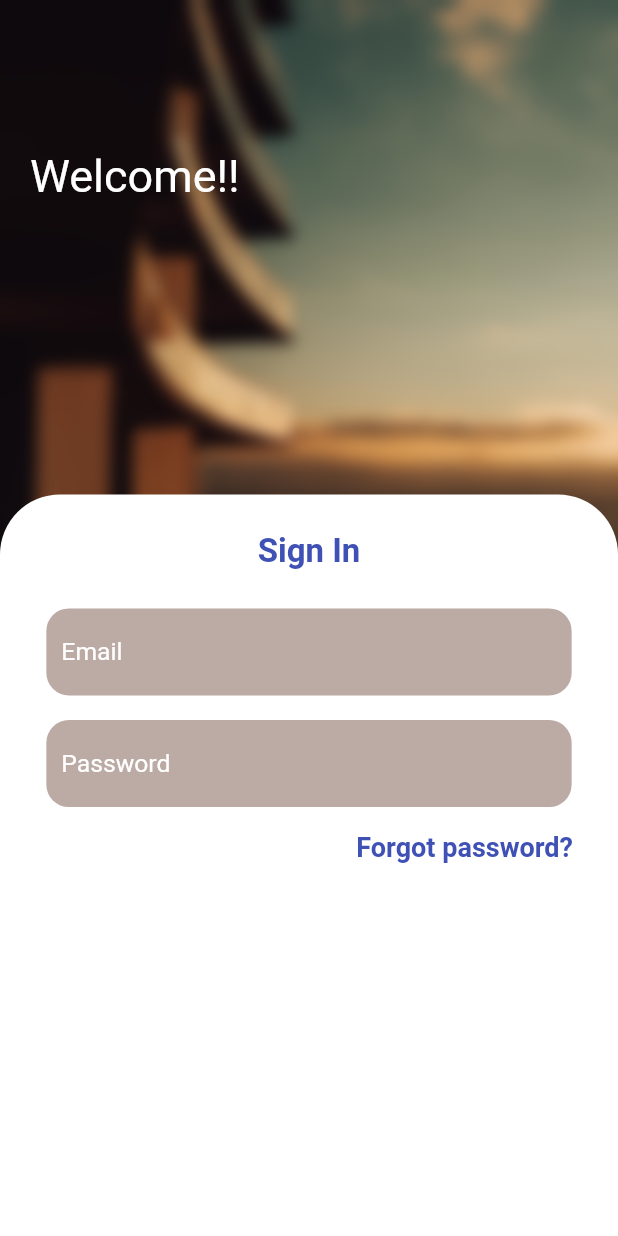
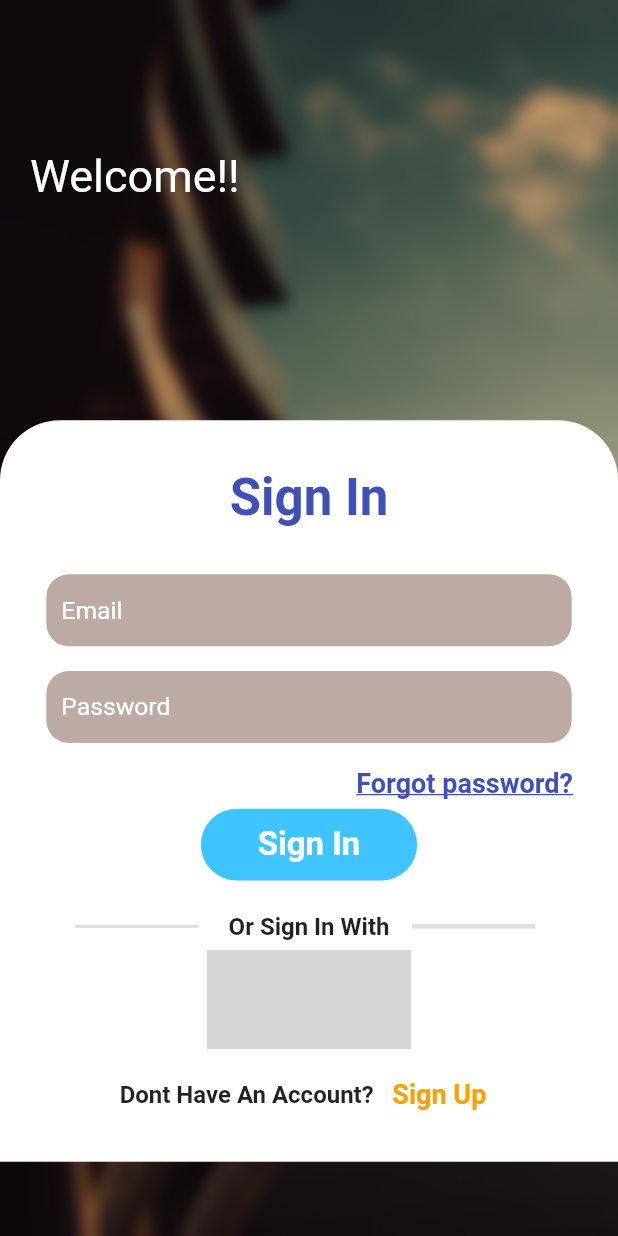
Before and after one commit to Shrinath-SG1/my_task, a Flutter app: the screen it shows after launch, on a phone screen of 412 x 824 dp. Run offline on Flutter 3.47's test engine with Material 2 defaults, Android fonts, the phone set to English and light mode, and no system bars; network calls fail; grey boxes are pictures that could not be loaded.

Commit message:
'commit'

```diff
--- a/lib/screens/login_screen.dart
+++ b/lib/screens/login_screen.dart
@@ -18,7 +18,7 @@ class LoginScreen extends StatelessWidget {
               decoration: BoxDecoration(color: Colors.white.withOpacity(0.0)),
             ),
           ),
-          height: size.height * 0.60,
+          height: size.height,
           width: size.width,
           decoration: new BoxDecoration(
             color: const Color(0xff7c94b6),
@@ -38,7 +38,7 @@ class LoginScreen extends StatelessWidget {
                   child: Column(children: [
                     Container(
                       alignment: Alignment.topLeft,
-                      height: size.height * 0.40,
+                      height: size.height * 0.34,
                       child: Padding(
                         padding: EdgeInsets.only(top: 100, left: 20),
                         child: Text(
--- a/lib/widgets/signup_signIn_container.dart
+++ b/lib/widgets/signup_signIn_container.dart
@@ -1,9 +1,10 @@
 import 'package:flutter/material.dart';
+
 final _emailKey = GlobalKey<FormFieldState>();
 final _passwordKey = GlobalKey<FormFieldState>();
+enum mode { signUp, signIn }
+
 class SignUpSignInContainer extends StatefulWidget {
-  const SignUpSignInContainer({Key? key}) : super(key: key);
-
   @override
   _SignUpSignInContainerState createState() => _SignUpSignInContainerState();
 }
@@ -14,16 +15,17 @@ class _SignUpSignInContainerState extends State<SignUpSignInContainer> {
 
   @override
   Widget build(BuildContext context) {
+    final _currentMode = mode.signIn;
     Size size = MediaQuery.of(context).size;
     Widget _formField() {
       var height = size.height;
-      var width =size.width;
+      var width = size.width;
       return Form(
         // key: _formKey,
         child: Column(
           children: [
             Container(
-              padding: EdgeInsets.fromLTRB(10, 5, 10, 5),
+              padding: EdgeInsets.fromLTRB(10, 0, 10, 0),
               height: width < 600 ? null : height * 0.055,
               width: width < 600 ? width * 0.85 : width * 0.7,
               decoration: BoxDecoration(
@@ -35,13 +37,14 @@ class _SignUpSignInContainerState extends State<SignUpSignInContainer> {
                 onChanged: (value) {
                   _emailKey.currentState?.validate();
                 },
-                validator: ( value) {
-                  if (value==null||value.isEmpty) {
+                validator: (value) {
+                  if (value == null || value.isEmpty) {
                     return 'Enter Email';
                   }
                   return null;
                 },
                 controller: emailController,
+                style: TextStyle(color: Colors.white),
                 keyboardType: TextInputType.emailAddress,
                 decoration: InputDecoration(
                   border: InputBorder.none,
@@ -59,11 +62,11 @@ class _SignUpSignInContainerState extends State<SignUpSignInContainer> {
             ),
             SizedBox(height: height * 0.02),
             Container(
-              padding: EdgeInsets.fromLTRB(10, 5, 10, 5),
+              padding: EdgeInsets.fromLTRB(10, 0, 10, 0),
               height: width < 600 ? null : height * 0.055,
               width: width < 600 ? width * 0.85 : width * 0.7,
               decoration: BoxDecoration(
-                color:Colors.brown[200],
+                color: Colors.brown[200],
                 borderRadius: BorderRadius.circular(15),
               ),
               child: TextFormField(
@@ -72,12 +75,13 @@ class _SignUpSignInContainerState extends State<SignUpSignInContainer> {
                   _passwordKey.currentState?.validate();
                 },
                 validator: (value) {
-                  if (value==null||value.isEmpty) {
+                  if (value == null || value.isEmpty) {
                     return "Enter Password";
                   }
                   return null;
                 },
                 controller: passwordController,
+                style: TextStyle(color: Colors.white),
                 // obscureText: !_passwordVisible,
                 decoration: InputDecoration(
                   border: InputBorder.none,
@@ -93,15 +97,16 @@ class _SignUpSignInContainerState extends State<SignUpSignInContainer> {
               ),
             ),
             SizedBox(height: height * 0.02),
-            Row(
-                mainAxisAlignment: MainAxisAlignment.end,
-                children: [
+            Row(mainAxisAlignment: MainAxisAlignment.end, children: [
               Padding(
                 padding: const EdgeInsets.only(right: 30),
                 child: Text(
                   "Forgot password?",
                   style: TextStyle(
-                          fontSize: 18, color: Colors.indigo,fontWeight: FontWeight.w600),
+                      decoration: TextDecoration.underline,
+                      fontSize: 18,
+                      color: Colors.indigo,
+                      fontWeight: FontWeight.w600),
                 ),
               )
             ])
@@ -109,30 +114,112 @@ class _SignUpSignInContainerState extends State<SignUpSignInContainer> {
         ),
       );
     }
+
     return Container(
       //color: Colors.green,
-      height: size.height * 0.54,
+      height: size.height * 0.60,
       width: double.infinity,
       decoration: BoxDecoration(
           color: Colors.white,
           borderRadius: BorderRadius.only(
               topLeft: Radius.circular(40), topRight: Radius.circular(40))),
       child: Column(
+        mainAxisAlignment: MainAxisAlignment.spaceEvenly,
         children: [
           Padding(
             padding: const EdgeInsets.all(25.0),
             child: Text(
-              'Sign In',
+              _currentMode == mode.signIn ? 'Sign In' : 'Sign Up',
               style: TextStyle(
                   color: Colors.indigo,
-                  fontSize: 22,
+                  fontSize: 34,
                   fontWeight: FontWeight.bold),
             ),
           ),
           _formField(),
+          FlatButton(
+              minWidth: size.width * 0.35,
+              height: size.height * 0.058,
+              color: Colors.lightBlueAccent,
+              shape: RoundedRectangleBorder(
+                  borderRadius: BorderRadius.circular(30)),
+              onPressed: () {
+                if (_currentMode == mode.signIn) {
+                } else {}
+              },
+              child: Text(
+                (_currentMode == mode.signIn ? "Sign In" : 'Sign Up'),
+                style: TextStyle(
+                    fontWeight: FontWeight.w600,
+                    fontSize: 22,
+                    color: Colors.white),
+              )),
+          SizedBox(
+            height: size.height * 0.01,
+          ),
+          Row(
+            mainAxisAlignment: MainAxisAlignment.center,
+            children: [
+              Container(
+                  margin: EdgeInsets.only(left: 15, right: 20),
+                  width: size.width * 0.20,
+                  child: Divider(
+                    thickness: 2,
+                    height: 4,
+                  )),
+              Text(
+                  _currentMode == mode.signIn
+                      ? 'Or Sign In With'
+                      : 'Or Sign Up With',
+                  style: TextStyle(fontWeight: FontWeight.bold, fontSize: 16)),
+              Container(
+                  margin: EdgeInsets.only(left: 15, right: 20),
+                  width: size.width * 0.20,
+                  child: Divider(
+                    thickness: 3,
+                  )),
+            ],
+          ),
+          Row(mainAxisAlignment: MainAxisAlignment.center, children: [
+            InkWell(
+              onTap: () {},
+              child: Image.network(
+                'https://www.pngkit.com/png/full/178-1783296_g-transparent-circle-google-logo.png',
+                height: size.height * 0.08,
+                width: size.width * 0.13,
+              ),
+            ),
+            InkWell(
+              onTap: () {},
+              child: Image.network(
+                'https://1000logos.net/wp-content/uploads/2021/04/Facebook-logo.png',
+                height: size.height * 0.08,
+                width: size.width * 0.20,
+              ),
+            )
+          ]),
+          Row(mainAxisAlignment: MainAxisAlignment.center, children: [
+            Text(
+              'Don' + 't' + ' Have An Account?',
+              style: TextStyle(fontWeight: FontWeight.w600, fontSize: 16),
+            ),
+            TextButton(
+                onPressed: () {
+
+                },
+                child: Text(
+                  _currentMode == mode.signIn ? ' Sign Up' : 'Sign In',
+                  style: TextStyle(
+                      color: Colors.amber[700],
+                      fontWeight: FontWeight.bold,
+                      fontSize: 18),
+                ))
+          ]),
+          SizedBox(
+            height: size.height * 0.01,
+          )
         ],
       ),
     );
-
   }
 }
```
Lines whose indentation alone changed are shown as unchanged.
